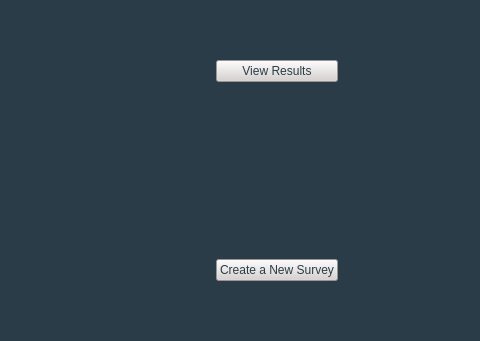
Before: the Qt Designer form PeerPilot/mainwindow/mainwindow.ui in lsevcik/peerpilot, drawn with Qt 5; both pictures show x 320 to 800 and y 139 to 480 of the 800 by 600 pixel window.
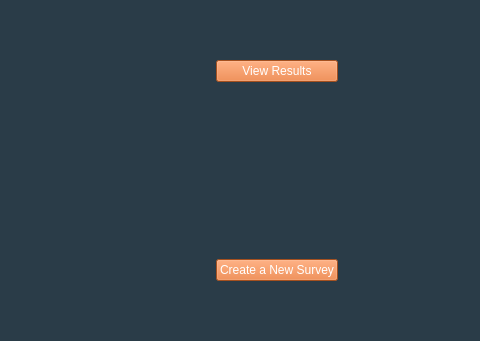
After: the same form once the commit is applied. Icons and pictures are not drawn.

Commit message: One more quick update to UI

What changed in the file:
```diff
--- a/PeerPilot/mainwindow/mainwindow.ui
+++ b/PeerPilot/mainwindow/mainwindow.ui
@@ -97,9 +97,9 @@
         </property>
         <property name="styleSheet">
          <string notr="true">font: 18pt &quot;Calibri&quot;;
-color: rgb(42, 60, 70);
-background-color: rgb(215, 209, 209);
-border-top-color: rgb(0, 85, 255);</string>
+border-top-color: rgb(0, 85, 255);
+background-color: rgb(230, 112, 43);
+color: rgb(255, 255, 255);</string>
         </property>
         <property name="text">
          <string>View Results</string>
@@ -148,9 +148,9 @@
         </property>
         <property name="styleSheet">
          <string notr="true">font: 18pt &quot;Calibri&quot;;
-color: rgb(42, 60, 70);
-background-color: rgb(215, 209, 209);
-border-top-color: rgb(0, 85, 255);</string>
+border-top-color: rgb(0, 85, 255);
+background-color: rgb(230, 112, 43);
+color: rgb(255, 255, 255);</string>
         </property>
         <property name="text">
          <string>Create a New Survey</string>
```
The commit also changes 4 other files.
